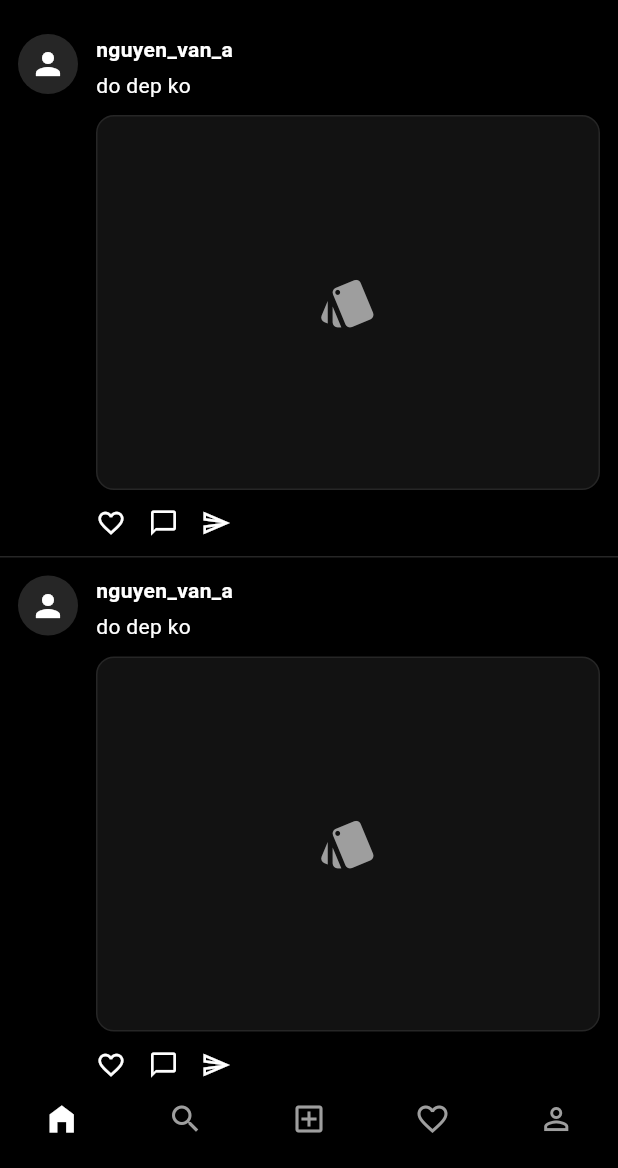
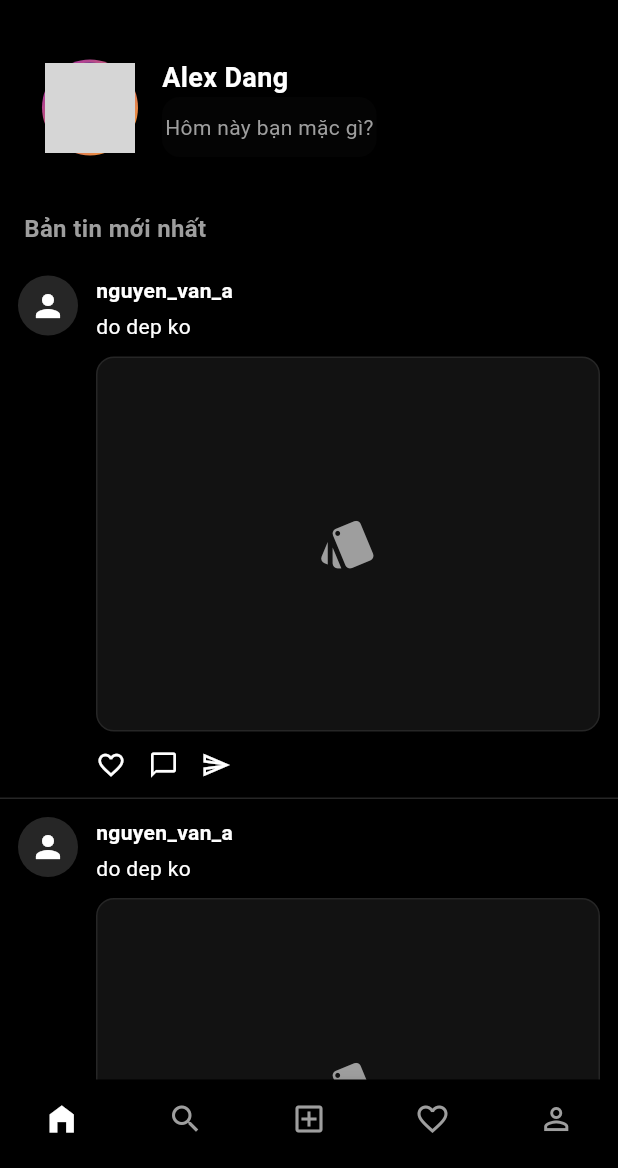
Before and after one commit to HakaRyi/FashionMobile, a Flutter app: the screen it shows after launch, on a phone screen of 412 x 824 dp, the part 68-1236 px from its top. Run offline on Flutter 3.47's test engine with Material 3 defaults, Android fonts, the phone set to English and light mode, and no system bars; network calls fail; grey boxes are pictures that could not be loaded.

Commit message:
complete ui search and post home page

```diff
--- a/lib/screens/home_screen.dart
+++ b/lib/screens/home_screen.dart
@@ -1,23 +1,66 @@
 import 'package:flutter/material.dart';
 import '../constants/app_colors.dart';
 import '../widgets/main_app_bar.dart';
-import '../widgets/main_bottom_nav.dart';
 import '../widgets/post_item.dart';
+import '../widgets/create_post_header.dart';
 
-class HomeScreen extends StatelessWidget {
+class HomeScreen extends StatefulWidget {
   const HomeScreen({super.key});
 
+  @override
+  State<HomeScreen> createState() => _HomeScreenState();
+}
 
+class _HomeScreenState extends State<HomeScreen> {
+  bool _isVisible = false;
+
+  @override
+  void initState() {
+    super.initState();
+    Future.delayed(const Duration(milliseconds: 300), () {
+      if (mounted) {
+        setState(() {
+          _isVisible = true;
+        });
+      }
+    });
+  }
 
   @override
   Widget build(BuildContext context) {
     return Scaffold(
       backgroundColor: AppColors.background,
       appBar: const MainAppBar(),
-      body: ListView.separated(
-        itemCount: 3,
-        separatorBuilder: (context, index) => const Divider(color: AppColors.divider, height: 1),
-        itemBuilder: (context, index) => const PostItem(),
+      body: AnimatedOpacity(
+        duration: const Duration(milliseconds: 600),
+        opacity: _isVisible ? 1.0 : 0.0,
+        child: ListView(
+          physics: const BouncingScrollPhysics(),
+          children: [
+            const CreatePostHeader(),
+            const Padding(
+              padding: EdgeInsets.symmetric(horizontal: 16, vertical: 8),
+              child: Text(
+                "Bản tin mới nhất",
+                style: TextStyle(
+                  fontSize: 16,
+                  fontWeight: FontWeight.w600,
+                  color: AppColors.textSecondary,
+                ),
+              ),
+            ),
+            ListView.separated(
+              shrinkWrap: true,
+              physics: const NeverScrollableScrollPhysics(),
+              itemCount: 10,
+              separatorBuilder: (context, index) => const Divider(
+                color: AppColors.divider,
+                height: 1,
+              ),
+              itemBuilder: (context, index) => const PostItem(),
+            ),
+          ],
+        ),
       ),
     );
   }
--- a/lib/screens/main_screen.dart
+++ b/lib/screens/main_screen.dart
@@ -1,5 +1,7 @@
 import 'package:flutter/material.dart';
 import 'home_screen.dart';
+import './navbar_screens/search_screen.dart';
+
 import '../widgets/main_bottom_nav.dart';
 
 //File này chỉ dùng để load các màn hình trên bottom navigation bar nha
@@ -16,7 +18,7 @@ class _MainScreenState extends State<MainScreen> {
   //Sau này có thêm trang nào trên Bottom Navigation Bar thì them vào mảng này
   final List<Widget> _pages = [
     const HomeScreen(),
-    const Center(child: Text("Search Page", style: TextStyle(color: Colors.white))),
+    const SearchScreen(),
     const Center(child: Text("Post Page", style: TextStyle(color: Colors.white))),
     const Center(child: Text("Activity Page", style: TextStyle(color: Colors.white))),
     const Center(child: Text("Profile Page", style: TextStyle(color: Colors.white))),
--- /dev/null
+++ b/lib/widgets/create_post_header.dart
@@ -0,0 +1,81 @@
+import 'package:flutter/material.dart';
+import '../constants/app_colors.dart';
+
+class CreatePostHeader extends StatelessWidget {
+  const CreatePostHeader({super.key});
+
+  @override
+  Widget build(BuildContext context) {
+    return Container(
+      margin: const EdgeInsets.all(12),
+      padding: const EdgeInsets.all(16),
+      decoration: BoxDecoration(
+        color: AppColors.background,
+        borderRadius: BorderRadius.circular(20),
+        boxShadow: [
+          BoxShadow(
+            color: Colors.black.withOpacity(0.05),
+            blurRadius: 10,
+            offset: const Offset(0, 4),
+          ),
+        ],
+      ),
+
+      child: Row(
+        crossAxisAlignment: CrossAxisAlignment.center,
+        children: [
+          Container(
+            padding: const EdgeInsets.all(2),
+            decoration: BoxDecoration(
+              shape: BoxShape.circle,
+              gradient: LinearGradient(
+                colors: [Colors.purple, Colors.orange.shade400],
+                begin: Alignment.topLeft,
+                end: Alignment.bottomRight,
+              ),
+            ),
+            child: const CircleAvatar(
+              radius: 30,
+              backgroundImage: NetworkImage('https://i.pravatar.cc/150?img=12'),
+            ),
+          ),
+          const SizedBox(width: 16),
+          Expanded(
+            child: Column(
+              crossAxisAlignment: CrossAxisAlignment.start,
+              mainAxisSize: MainAxisSize.min,
+              children: [
+                const Text(
+                  "Alex Dang",
+                  style: TextStyle(
+                    fontSize: 18,
+                    fontWeight: FontWeight.bold,
+                    color: AppColors.textPrimary,
+                  ),
+                ),
+                InkWell(
+                  onTap: () {},
+                  borderRadius: BorderRadius.circular(12),
+                  child: Container(
+                    padding: const EdgeInsets.symmetric(horizontal: 2, vertical: 10),
+                    decoration: BoxDecoration(
+                      color: AppColors.divider.withOpacity(0.1),
+                      borderRadius: BorderRadius.circular(12),
+                    ),
+                    child: const Text(
+                      "Hôm này bạn mặc gì?",
+                      style: TextStyle(
+                        color: AppColors.textSecondary,
+                        fontSize: 14,
+                      ),
+                    ),
+                  ),
+                ),
+              ],
+            ),
+          ),
+        ],
+      ),
+    );
+  }
+}
```
Also changed, not shown: lib/screens/navbar_screens/search_screen.dart (added, +226 -0 lines).
